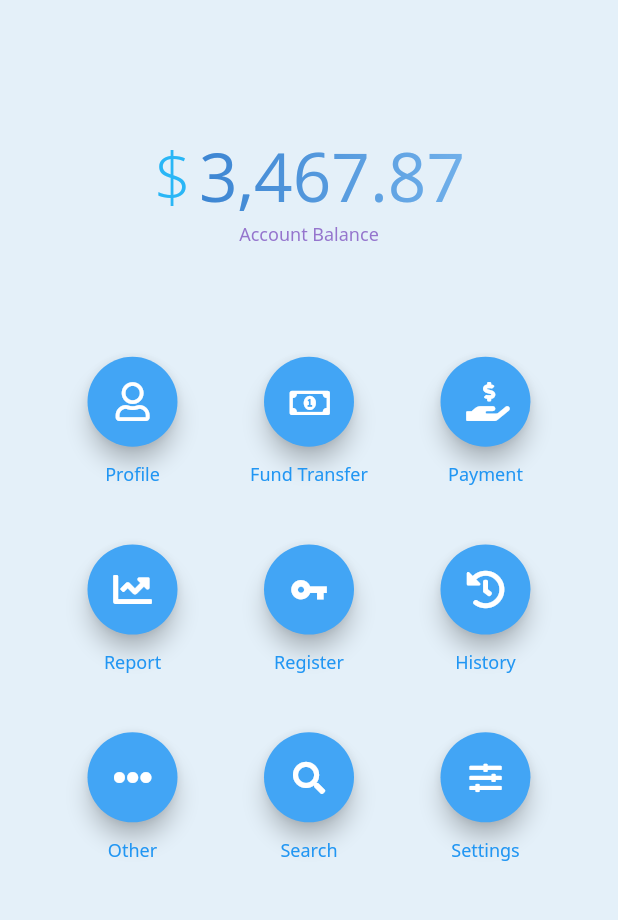
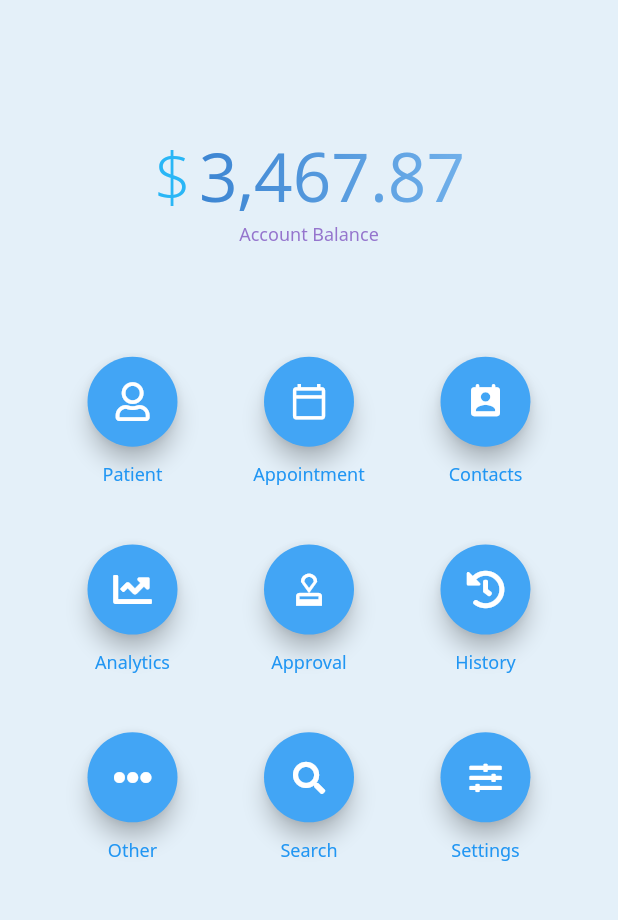
Before and after one commit to jakubsielewicz/scribe, a Flutter app: the DashboardScreen screen opened by its route, on a phone screen of 412 x 824 dp, the part 65-985 px from its top. Run offline on Flutter 3.47's test engine with Material 2 defaults, Android fonts, the light colour scheme and no system bars; our stand-ins replace flutter_login, font_awesome_flutter.

Commit message:
changes to icons

```diff
--- a/lib/dashboard_screen.dart
+++ b/lib/dashboard_screen.dart
@@ -202,35 +202,27 @@ class _DashboardScreenState extends State<DashboardScreen>
       children: [
         _buildButton(
           icon: Icon(FontAwesomeIcons.user),
-          label: 'Profile',
+          label: 'Patient',
           interval: Interval(0, aniInterval),
         ),
         _buildButton(
-          icon: Container(
-            // fix icon is not centered like others for some reasons
-            padding: const EdgeInsets.only(left: 16.0),
-            alignment: Alignment.centerLeft,
-            child: Icon(
-              FontAwesomeIcons.moneyBillAlt,
-              size: 20,
-            ),
-          ),
-          label: 'Fund Transfer',
+          icon: Icon(Icons.calendar_today_outlined),
+          label: 'Appointment',
           interval: Interval(step, aniInterval + step),
         ),
         _buildButton(
-          icon: Icon(FontAwesomeIcons.handHoldingUsd),
-          label: 'Payment',
+          icon: Icon(Icons.perm_contact_cal_rounded),
+          label: 'Contacts',
           interval: Interval(step * 2, aniInterval + step * 2),
         ),
         _buildButton(
           icon: Icon(FontAwesomeIcons.chartLine),
-          label: 'Report',
+          label: 'Analytics',
           interval: Interval(0, aniInterval),
         ),
         _buildButton(
-          icon: Icon(Icons.vpn_key),
-          label: 'Register',
+          icon: Icon(Icons.approval),
+          label: 'Approval',
           interval: Interval(step, aniInterval + step),
         ),
         _buildButton(
```
